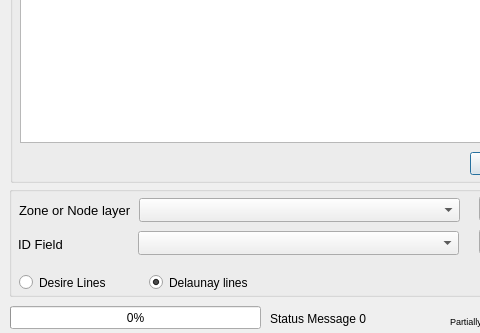
Before: the Qt Designer form gis/forms/ui_DesireLines.ui in AequilibraE/qaequilibrae, drawn with Qt 5; both pictures show x 0 to 480 and y 260 to 593 of the 643 by 593 pixel window.
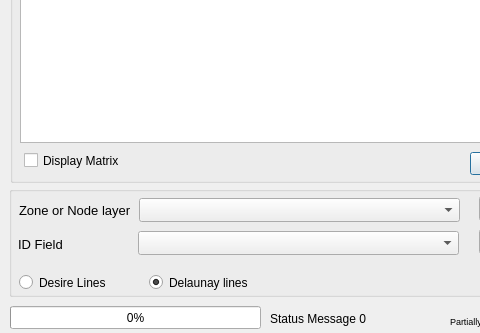
After: the same form once the commit is applied.

```diff
--- a/gis/forms/ui_DesireLines.ui
+++ b/gis/forms/ui_DesireLines.ui
@@ -195,6 +195,19 @@
      <bool>false</bool>
     </property>
    </widget>
+   <widget class="QCheckBox" name="chb_display_matrix">
+    <property name="geometry">
+     <rect>
+      <x>14</x>
+      <y>400</y>
+      <width>101</width>
+      <height>17</height>
+     </rect>
+    </property>
+    <property name="text">
+     <string>Display Matrix</string>
+    </property>
+   </widget>
    <zorder>lbl_matrix_loaded</zorder>
    <zorder>but_load_new_matrix</zorder>
    <zorder>matrix_viewer</zorder>
```
Left out of the diff: 1 changed line with no effect on the pictures.
